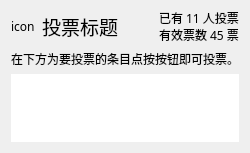
Qt form src/resf/thread_vote_info.ui (clb-128258/TiebaDesktop) before a commit.
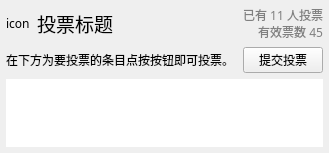
The same form after that commit.

Commit message: fix: 投票不能多选

```diff
--- a/src/resf/thread_vote_info.ui
+++ b/src/resf/thread_vote_info.ui
@@ -6,8 +6,8 @@
    <rect>
     <x>0</x>
     <y>0</y>
-    <width>246</width>
-    <height>148</height>
+    <width>329</width>
+    <height>153</height>
    </rect>
   </property>
   <property name="font">
@@ -24,13 +24,22 @@
 </string>
   </property>
   <layout class="QGridLayout" name="gridLayout_2">
+   <property name="leftMargin">
+    <number>6</number>
+   </property>
    <property name="topMargin">
-    <number>0</number>
+    <number>6</number>
+   </property>
+   <property name="rightMargin">
+    <number>6</number>
+   </property>
+   <property name="bottomMargin">
+    <number>6</number>
    </property>
    <item row="0" column="0">
-    <layout class="QGridLayout" name="gridLayout" columnstretch="0,0,0,0">
+    <layout class="QGridLayout" name="gridLayout" columnstretch="0,0,0,0,0">
      <property name="topMargin">
-      <number>9</number>
+      <number>0</number>
      </property>
      <property name="bottomMargin">
       <number>0</number>
@@ -67,20 +76,6 @@
        </property>
       </widget>
      </item>
-     <item row="0" column="3">
-      <widget class="QLabel" name="label_4">
-       <property name="font">
-        <font>
-         <family>微软雅黑</family>
-         <pointsize>9</pointsize>
-        </font>
-       </property>
-       <property name="text">
-        <string>已有 11 人投票
-有效票数 45 票</string>
-       </property>
-      </widget>
-     </item>
      <item row="0" column="0">
       <widget class="QLabel" name="label">
        <property name="text">
@@ -88,22 +83,29 @@
        </property>
       </widget>
      </item>
+     <item row="0" column="4">
+      <widget class="QLabel" name="label_4">
+       <property name="font">
+        <font>
+         <family>微软雅黑</family>
+         <pointsize>9</pointsize>
+        </font>
+       </property>
+       <property name="styleSheet">
+        <string notr="true">QLabel{color: grey;}</string>
+       </property>
+       <property name="text">
+        <string>已有 11 人投票
+有效票数 45</string>
+       </property>
+       <property name="alignment">
+        <set>Qt::AlignRight|Qt::AlignTrailing|Qt::AlignVCenter</set>
+       </property>
+      </widget>
+     </item>
     </layout>
    </item>
-   <item row="1" column="0">
-    <widget class="QLabel" name="label_3">
-     <property name="font">
-      <font>
-       <family>微软雅黑</family>
-       <pointsize>9</pointsize>
-      </font>
-     </property>
-     <property name="text">
-      <string>在下方为要投票的条目点按按钮即可投票。</string>
-     </property>
-    </widget>
-   </item>
-   <item row="2" column="0">
+   <item row="3" column="0">
     <widget class="QListWidget" name="listWidget">
      <property name="frameShape">
       <enum>QFrame::NoFrame</enum>
@@ -122,6 +124,52 @@
      </property>
     </widget>
    </item>
+   <item row="1" column="0">
+    <layout class="QHBoxLayout" name="horizontalLayout">
+     <property name="topMargin">
+      <number>0</number>
+     </property>
+     <item>
+      <widget class="QLabel" name="label_3">
+       <property name="font">
+        <font>
+         <family>微软雅黑</family>
+         <pointsize>9</pointsize>
+        </font>
+       </property>
+       <property name="text">
+        <string>在下方为要投票的条目点按按钮即可投票。</string>
+       </property>
+      </widget>
+     </item>
+     <item>
+      <spacer name="horizontalSpacer_2">
+       <property name="orientation">
+        <enum>Qt::Horizontal</enum>
+       </property>
+       <property name="sizeHint" stdset="0">
+        <size>
+         <width>40</width>
+         <height>20</height>
+        </size>
+       </property>
+      </spacer>
+     </item>
+     <item>
+      <widget class="QPushButton" name="pushButton">
+       <property name="font">
+        <font>
+         <family>微软雅黑</family>
+         <pointsize>9</pointsize>
+        </font>
+       </property>
+       <property name="text">
+        <string>提交投票</string>
+       </property>
+      </widget>
+     </item>
+    </layout>
+   </item>
   </layout>
  </widget>
  <resources/>
```
The commit also changes 8 other files.
